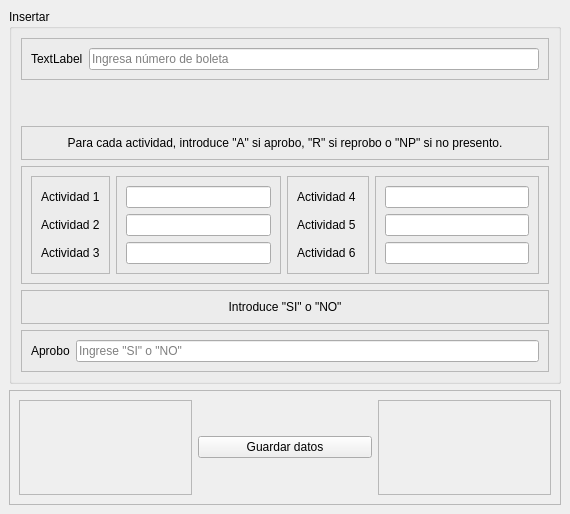
JoseVale99/simulador_prediccion_desemepe-o, file view/predecir.ui: the form before one commit.
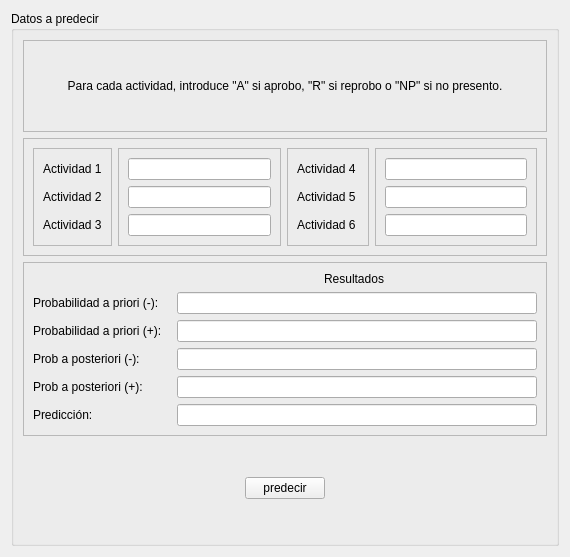
The form after the commit.

Commit message: ✅ Adding Tests:view predecir

What changed in the file:
```diff
--- a/view/predecir.ui
+++ b/view/predecir.ui
@@ -1,74 +1,28 @@
 <?xml version="1.0" encoding="UTF-8"?>
 <ui version="4.0">
- <class>MainWindow</class>
- <widget class="QMainWindow" name="MainWindow">
+ <class>Form</class>
+ <widget class="QWidget" name="Form">
   <property name="geometry">
    <rect>
     <x>0</x>
     <y>0</y>
     <width>570</width>
-    <height>514</height>
+    <height>557</height>
    </rect>
   </property>
   <property name="windowTitle">
    <string>Insertar datos</string>
   </property>
-  <widget class="QWidget" name="centralwidget">
    <layout class="QVBoxLayout" name="verticalLayout">
     <item>
      <widget class="QGroupBox" name="groupBox">
       <property name="title">
-       <string>Insertar</string>
+      <string>Datos a predecir</string>
       </property>
       <property name="flat">
        <bool>true</bool>
       </property>
       <layout class="QVBoxLayout" name="verticalLayout_2">
-       <item>
-        <widget class="QFrame" name="frame_7">
-         <property name="frameShape">
-          <enum>QFrame::StyledPanel</enum>
-         </property>
-         <property name="frameShadow">
-          <enum>QFrame::Plain</enum>
-         </property>
-         <layout class="QHBoxLayout" name="horizontalLayout_2">
-          <property name="sizeConstraint">
-           <enum>QLayout::SetMinimumSize</enum>
-          </property>
-          <item>
-           <widget class="QLabel" name="label">
-            <property name="text">
-             <string>TextLabel</string>
-            </property>
-           </widget>
-          </item>
-          <item>
-           <widget class="QLineEdit" name="lineEdit">
-            <property name="placeholderText">
-             <string>Ingresa número de boleta</string>
-            </property>
-           </widget>
-          </item>
-         </layout>
-        </widget>
-       </item>
-       <item>
-        <spacer name="verticalSpacer">
-         <property name="orientation">
-          <enum>Qt::Vertical</enum>
-         </property>
-         <property name="sizeType">
-          <enum>QSizePolicy::Fixed</enum>
-         </property>
-         <property name="sizeHint" stdset="0">
-          <size>
-           <width>20</width>
-           <height>40</height>
-          </size>
-         </property>
-        </spacer>
-       </item>
        <item>
         <widget class="QFrame" name="frame">
          <property name="frameShape">
@@ -222,90 +176,119 @@
          <property name="frameShadow">
           <enum>QFrame::Plain</enum>
          </property>
-         <layout class="QVBoxLayout" name="verticalLayout_8">
-          <item>
-           <widget class="QLabel" name="label_9">
-            <property name="text">
-             <string>Introduce &quot;SI&quot; o &quot;NO&quot;</string>
-            </property>
-            <property name="alignment">
-             <set>Qt::AlignCenter</set>
-            </property>
-           </widget>
-          </item>
-         </layout>
-        </widget>
-       </item>
-       <item>
-        <widget class="QFrame" name="frame_9">
-         <property name="frameShape">
-          <enum>QFrame::StyledPanel</enum>
-         </property>
-         <property name="frameShadow">
-          <enum>QFrame::Plain</enum>
-         </property>
-         <layout class="QHBoxLayout" name="horizontalLayout_3">
-          <item>
+        <layout class="QGridLayout" name="gridLayout_2">
+         <item row="1" column="0">
            <widget class="QLabel" name="label_10">
             <property name="text">
-             <string>Aprobo</string>
+            <string>Probabilidad a priori (-):</string>
             </property>
            </widget>
           </item>
-          <item>
-           <widget class="QLineEdit" name="lineEdit_2">
-            <property name="placeholderText">
-             <string>Ingrese &quot;SI&quot; o &quot;NO&quot;</string>
+         <item row="3" column="0">
+          <widget class="QLabel" name="label_11">
+           <property name="text">
+            <string>Prob a posteriori (-):</string>
             </property>
            </widget>
           </item>
-         </layout>
-        </widget>
-       </item>
+         <item row="5" column="0">
+          <widget class="QLabel" name="label_13">
+           <property name="text">
+            <string>Predicción: </string>
+           </property>
+          </widget>
+         </item>
+         <item row="4" column="2">
+          <widget class="QLineEdit" name="txt_post_post"/>
+         </item>
+         <item row="2" column="0">
+          <widget class="QLabel" name="label">
+           <property name="text">
+            <string>Probabilidad a priori (+): </string>
+           </property>
+          </widget>
+         </item>
+         <item row="0" column="1" colspan="2">
+          <widget class="QLabel" name="label_9">
+           <property name="text">
+            <string>Resultados</string>
+           </property>
+           <property name="alignment">
+            <set>Qt::AlignCenter</set>
+           </property>
+          </widget>
+         </item>
+         <item row="5" column="2">
+          <widget class="QLineEdit" name="txt_res"/>
+         </item>
+         <item row="3" column="2">
+          <widget class="QLineEdit" name="txt_post_neg"/>
+         </item>
+         <item row="4" column="0">
+          <widget class="QLabel" name="label_12">
+           <property name="text">
+            <string>Prob a posteriori (+):</string>
+           </property>
+          </widget>
+         </item>
+         <item row="1" column="2">
+          <widget class="QLineEdit" name="txt_priori_pos"/>
+         </item>
+         <item row="2" column="2">
+          <widget class="QLineEdit" name="txt_priori_neg"/>
+         </item>
       </layout>
      </widget>
     </item>
     <item>
-     <widget class="QFrame" name="frame_10">
+       <widget class="QFrame" name="frame_7">
       <property name="frameShape">
-       <enum>QFrame::StyledPanel</enum>
+         <enum>QFrame::NoFrame</enum>
       </property>
       <property name="frameShadow">
        <enum>QFrame::Plain</enum>
       </property>
-      <layout class="QHBoxLayout" name="horizontalLayout_4">
+        <layout class="QHBoxLayout" name="horizontalLayout_2">
        <item>
-        <widget class="QFrame" name="frame_11">
-         <property name="frameShape">
-          <enum>QFrame::StyledPanel</enum>
-         </property>
-         <property name="frameShadow">
-          <enum>QFrame::Plain</enum>
-         </property>
-        </widget>
+          <spacer name="horizontalSpacer">
+           <property name="orientation">
+            <enum>Qt::Horizontal</enum>
+           </property>
+           <property name="sizeHint" stdset="0">
+            <size>
+             <width>40</width>
+             <height>20</height>
+            </size>
+           </property>
+          </spacer>
        </item>
        <item>
-        <widget class="QPushButton" name="btn_guardar">
+          <widget class="QPushButton" name="btn_pred">
          <property name="text">
-          <string>Guardar datos</string>
+            <string>predecir</string>
          </property>
         </widget>
        </item>
        <item>
-        <widget class="QFrame" name="frame_12">
-         <property name="frameShape">
-          <enum>QFrame::StyledPanel</enum>
-         </property>
-         <property name="frameShadow">
-          <enum>QFrame::Plain</enum>
-         </property>
-        </widget>
+          <spacer name="horizontalSpacer_2">
+           <property name="orientation">
+            <enum>Qt::Horizontal</enum>
+           </property>
+           <property name="sizeHint" stdset="0">
+            <size>
+             <width>40</width>
+             <height>20</height>
+            </size>
+           </property>
+          </spacer>
        </item>
       </layout>
      </widget>
     </item>
    </layout>
   </widget>
+   </item>
+  </layout>
  </widget>
  <resources/>
  <connections/>
```
Left out of the diff: 4 changed lines with no effect on the pictures. Lines whose indentation alone changed are shown as unchanged. The commit also changes 1 other file.
